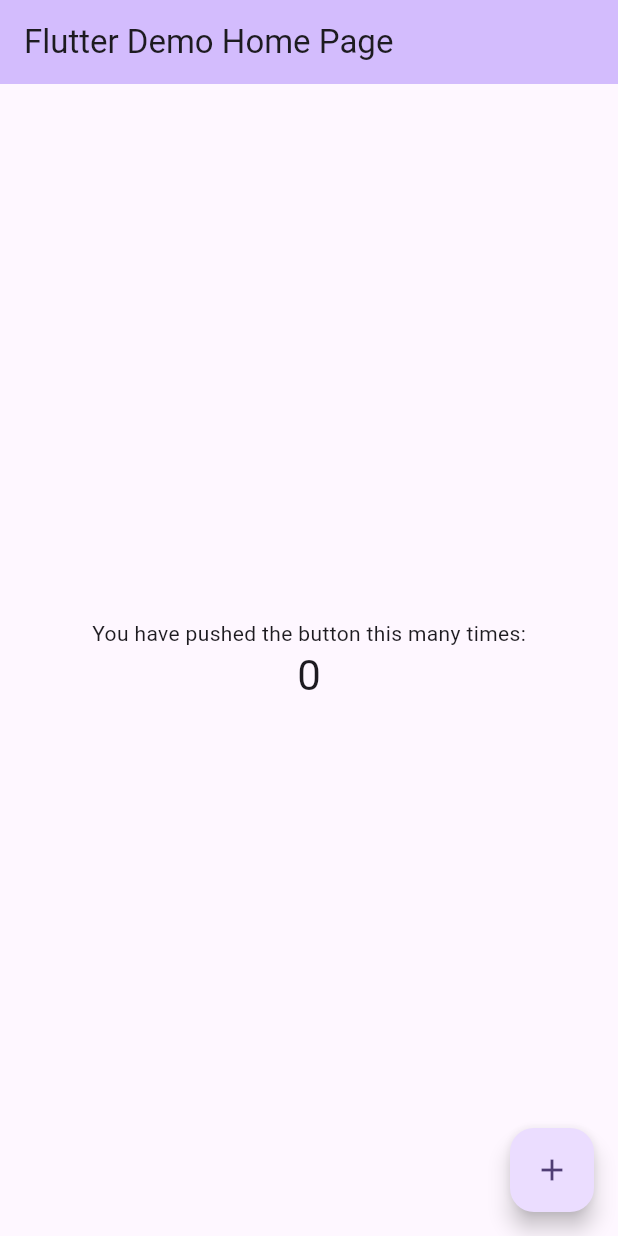
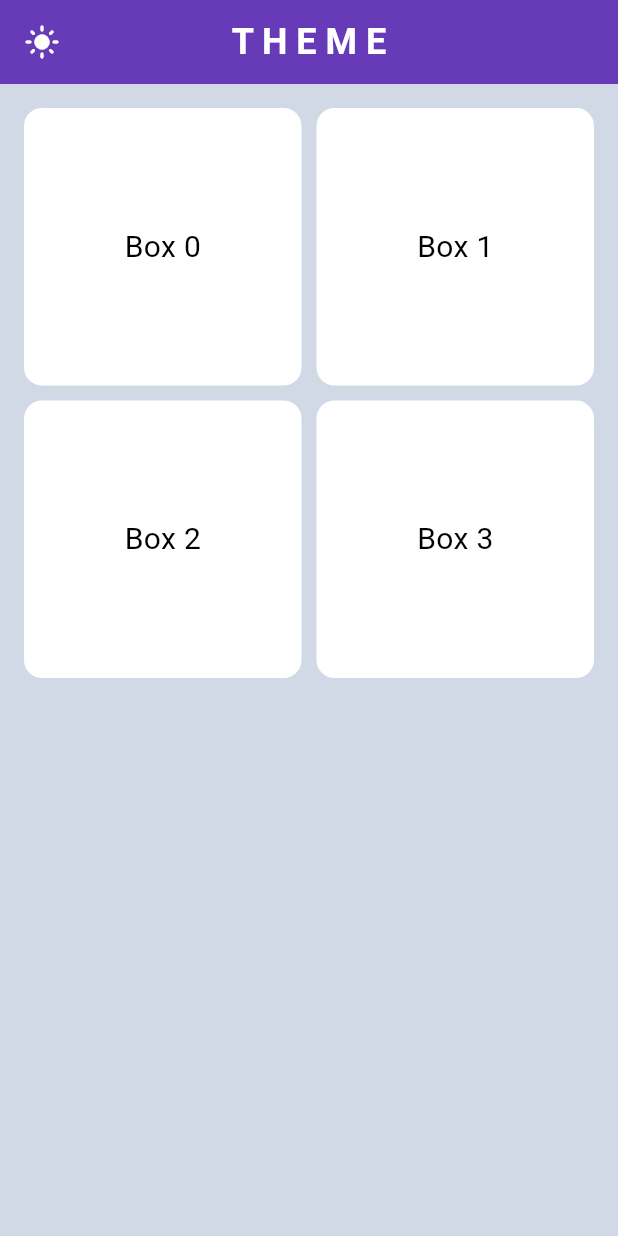
Before and after one commit to Ukeshgit/Todo_app, a Flutter app: the screen it shows after launch, on a phone screen of 412 x 824 dp. Run offline on Flutter 3.47's test engine with Material 3 defaults, Android fonts, the phone set to English and light mode, and no system bars; our stand-ins replace get.

Commit message:
theme color has been added

```diff
--- /dev/null
+++ b/lib/app/home/view/screen/home.dart
@@ -0,0 +1,54 @@
+import 'package:flutter/material.dart';
+import 'package:get/get.dart';
+import 'package:todo_app/theme/contoller/theme_controller.dart';
+
+class Home extends StatelessWidget {
+  const Home({super.key});
+
+  @override
+  Widget build(BuildContext context) {
+    ThemeController themeController = Get.put(ThemeController());
+
+    return Scaffold(
+      appBar: AppBar(
+        title: const Text('T H E M E'),
+        leading: IconButton(
+          onPressed: () {
+            themeController.changeTheme();
+          },
+          icon: Obx(() => themeController.isDark.value
+              ? const Icon(Icons.dark_mode)
+              : const Icon(Icons.light_mode)),
+        ),
+      ),
+      body: Container(
+        padding: const EdgeInsets.symmetric(horizontal: 16, vertical: 16),
+        child: GridView.builder(
+          itemCount: 4,
+          gridDelegate: const SliverGridDelegateWithFixedCrossAxisCount(
+            crossAxisCount: 2,
+            mainAxisSpacing: 10,
+            crossAxisSpacing: 10,
+          ),
+          itemBuilder: (context, index) {
+            return Container(
+              height: 150,
+              width: 150,
+              decoration: BoxDecoration(
+                color: Theme.of(context).colorScheme.primaryContainer,
+                borderRadius: BorderRadius.circular(12),
+              ),
+              child: Center(
+                  child: Text(
+                "Box ${index}",
+                style: TextStyle(
+                    fontSize: 20,
+                    color: Theme.of(context).colorScheme.onPrimary),
+              )),
+            );
+          },
+        ),
+      ),
+    );
+  }
+}
--- /dev/null
+++ b/lib/consts/colors.dart
@@ -0,0 +1,20 @@
+import 'package:flutter/material.dart';
+
+class Appcolors {
+  //for light theme
+  static const lightBgColor = Color(0xffd1d9e6);
+  static const lightTextColor = Color(0xff2568fe);
+  static const lightDivColor = Color(0xffffffff);
+  static const lightLabelColor = Color(0xff8c8c8c);
+
+  //common color
+  static const darkColor = Color(0xff000000);
+  static const lightColor = Color(0xfffffffff);
+  static const buttonColor = Color(0xff246AFE);
+
+  //for dark theme
+  static const darkBgColor = Color(0xff242424);
+  static const darkTextColor = Color(0xff246AFE);
+  static const darkDivColor = Color(0xff373737);
+  static const darkLabelColor = Color(0xff8c8c8c);
+}
--- a/lib/main.dart
+++ b/lib/main.dart
@@ -1,4 +1,7 @@
 import 'package:flutter/material.dart';
+import 'package:get/get.dart';
+import 'package:todo_app/app/home/view/screen/home.dart';
+import 'package:todo_app/theme/view/my_theme.dart';
 
 void main() {
   runApp(const MyApp());
@@ -7,119 +10,15 @@
 class MyApp extends StatelessWidget {
   const MyApp({super.key});
 
-  // This widget is the root of your application.
   @override
   Widget build(BuildContext context) {
-    return MaterialApp(
+    return GetMaterialApp(
       title: 'Flutter Demo',
-      theme: ThemeData(
-        // This is the theme of your application.
-        //
-        // TRY THIS: Try running your application with "flutter run". You'll see
-        // the application has a purple toolbar. Then, without quitting the app,
-        // try changing the seedColor in the colorScheme below to Colors.green
-        // and then invoke "hot reload" (save your changes or press the "hot
-        // reload" button in a Flutter-supported IDE, or press "r" if you used
-        // the command line to start the app).
-        //
-        // Notice that the counter didn't reset back to zero; the application
-        // state is not lost during the reload. To reset the state, use hot
-        // restart instead.
-        //
-        // This works for code too, not just values: Most code changes can be
-        // tested with just a hot reload.
-        colorScheme: ColorScheme.fromSeed(seedColor: Colors.deepPurple),
-        useMaterial3: true,
-      ),
-      home: const MyHomePage(title: 'Flutter Demo Home Page'),
+      themeMode: ThemeMode.light,
+      theme: lightTheme,
+      darkTheme: darkTheme,
+      debugShowCheckedModeBanner: false,
+      home: Home(),
     );
   }
 }
-
-class MyHomePage extends StatefulWidget {
-  const MyHomePage({super.key, required this.title});
-
-  // This widget is the home page of your application. It is stateful, meaning
-  // that it has a State object (defined below) that contains fields that affect
-  // how it looks.
-
-  // This class is the configuration for the state. It holds the values (in this
-  // case the title) provided by the parent (in this case the App widget) and
-  // used by the build method of the State. Fields in a Widget subclass are
-  // always marked "final".
-
-  final String title;
-
-  @override
-  State<MyHomePage> createState() => _MyHomePageState();
-}
-
-class _MyHomePageState extends State<MyHomePage> {
-  int _counter = 0;
-
-  void _incrementCounter() {
-    setState(() {
-      // This call to setState tells the Flutter framework that something has
-      // changed in this State, which causes it to rerun the build method below
-      // so that the display can reflect the updated values. If we changed
-      // _counter without calling setState(), then the build method would not be
-      // called again, and so nothing would appear to happen.
-      _counter++;
-    });
-  }
-
-  @override
-  Widget build(BuildContext context) {
-    // This method is rerun every time setState is called, for instance as done
-    // by the _incrementCounter method above.
-    //
-    // The Flutter framework has been optimized to make rerunning build methods
-    // fast, so that you can just rebuild anything that needs updating rather
-    // than having to individually change instances of widgets.
-    return Scaffold(
-      appBar: AppBar(
-        // TRY THIS: Try changing the color here to a specific color (to
-        // Colors.amber, perhaps?) and trigger a hot reload to see the AppBar
-        // change color while the other colors stay the same.
-        backgroundColor: Theme.of(context).colorScheme.inversePrimary,
-        // Here we take the value from the MyHomePage object that was created by
-        // the App.build method, and use it to set our appbar title.
-        title: Text(widget.title),
-      ),
-      body: Center(
-        // Center is a layout widget. It takes a single child and positions it
-        // in the middle of the parent.
-        child: Column(
-          // Column is also a layout widget. It takes a list of children and
-          // arranges them vertically. By default, it sizes itself to fit its
-          // children horizontally, and tries to be as tall as its parent.
-          //
-          // Column has various properties to control how it sizes itself and
-          // how it positions its children. Here we use mainAxisAlignment to
-          // center the children vertically; the main axis here is the vertical
-          // axis because Columns are vertical (the cross axis would be
-          // horizontal).
-          //
-          // TRY THIS: Invoke "debug painting" (choose the "Toggle Debug Paint"
-          // action in the IDE, or press "p" in the console), to see the
-          // wireframe for each widget.
-          mainAxisAlignment: MainAxisAlignment.center,
-          children: <Widget>[
-            const Text(
-              'You have pushed the button this many times:',
-            ),
-            Text(
-              '$_counter',
-              style: Theme.of(context).textTheme.headlineMedium,
-            ),
-          ],
-        ),
-      ),
-      floatingActionButton: FloatingActionButton(
-        onPressed: _incrementCounter,
-        tooltip: 'Increment',
-        child: const Icon(Icons.add),
-      ), // This trailing comma makes auto-formatting nicer for build methods.
-    );
-  }
-}
--- /dev/null
+++ b/lib/theme/contoller/theme_controller.dart
@@ -0,0 +1,10 @@
+import 'package:flutter/material.dart';
+import 'package:get/get.dart';
+
+class ThemeController extends GetxController {
+  RxBool isDark = false.obs;
+  void changeTheme() {
+    isDark.value = !isDark.value;
+    Get.changeThemeMode(isDark.value ? ThemeMode.dark : ThemeMode.light);
+  }
+}
--- /dev/null
+++ b/lib/theme/view/my_theme.dart
@@ -0,0 +1,62 @@
+import 'package:flutter/material.dart';
+import 'package:todo_app/consts/colors.dart';
+
+final ThemeData lightTheme = ThemeData(
+    brightness: Brightness.light,
+    // primarySwatch: Colors.deepPurple,
+    useMaterial3: true,
+    scaffoldBackgroundColor: Appcolors.lightBgColor,
+    //appbar theme
+    appBarTheme: const AppBarTheme(
+      backgroundColor: Colors.deepPurple,
+      titleTextStyle: TextStyle(
+          fontSize: 24, color: Colors.white, fontWeight: FontWeight.bold),
+      centerTitle: true,
+      iconTheme: IconThemeData(color: Colors.white),
+    ),
+    colorScheme: const ColorScheme.light(
+        background: Appcolors.lightBgColor, //for scaffold background
+        onBackground: Appcolors.lightTextColor, //for text color
+        primary: Colors.deepPurple, //for appbar background
+        onPrimary: Colors.black, //for appbar text color
+        surface: Appcolors.lightDivColor, //for card background color
+        onSurface: Appcolors.lightTextColor, //for card text color
+        secondary: Appcolors.buttonColor, //for button background color
+        onSecondary: Appcolors.lightColor, //for button text color
+        onError: Colors.red, //for error text color
+        error: Appcolors.lightDivColor, //for error background color
+        primaryContainer:
+            Appcolors.lightDivColor, //for container background color
+        secondaryContainer:
+            Appcolors.lightDivColor, //for container background color
+        onPrimaryContainer: Appcolors.lightTextColor, //for container textcolor
+        onSecondaryContainer:
+            Appcolors.lightTextColor)); //for container text color
+
+final ThemeData darkTheme = ThemeData(
+    brightness: Brightness.dark,
+    // primarySwatch: Colors.deepOrange,
+    useMaterial3: true,
+    scaffoldBackgroundColor: Appcolors.darkBgColor,
+    // //appbar theme
+    appBarTheme: AppBarTheme(
+        backgroundColor: Colors.grey[800],
+        titleTextStyle: const TextStyle(
+            color: Colors.white, fontSize: 24, fontWeight: FontWeight.bold),
+        iconTheme: const IconThemeData(color: Colors.white),
+        centerTitle: true),
+    colorScheme: const ColorScheme.dark(
+        background: Appcolors.darkBgColor,
+        onBackground: Appcolors.darkTextColor,
+        primary: Colors.deepPurple,
+        onPrimary: Colors.white,
+        surface: Appcolors.darkDivColor,
+        onSurface: Appcolors.darkTextColor,
+        secondary: Appcolors.buttonColor,
+        onSecondary: Appcolors.darkColor,
+        onError: Colors.red,
+        error: Appcolors.darkDivColor,
+        primaryContainer: Appcolors.darkDivColor,
+        secondaryContainer: Appcolors.darkDivColor,
+        onPrimaryContainer: Appcolors.darkTextColor,
+        onSecondaryContainer: Appcolors.darkTextColor));
```
Also changed, not shown: pubspec.yaml (+5 -72 lines), pubspec.lock.
